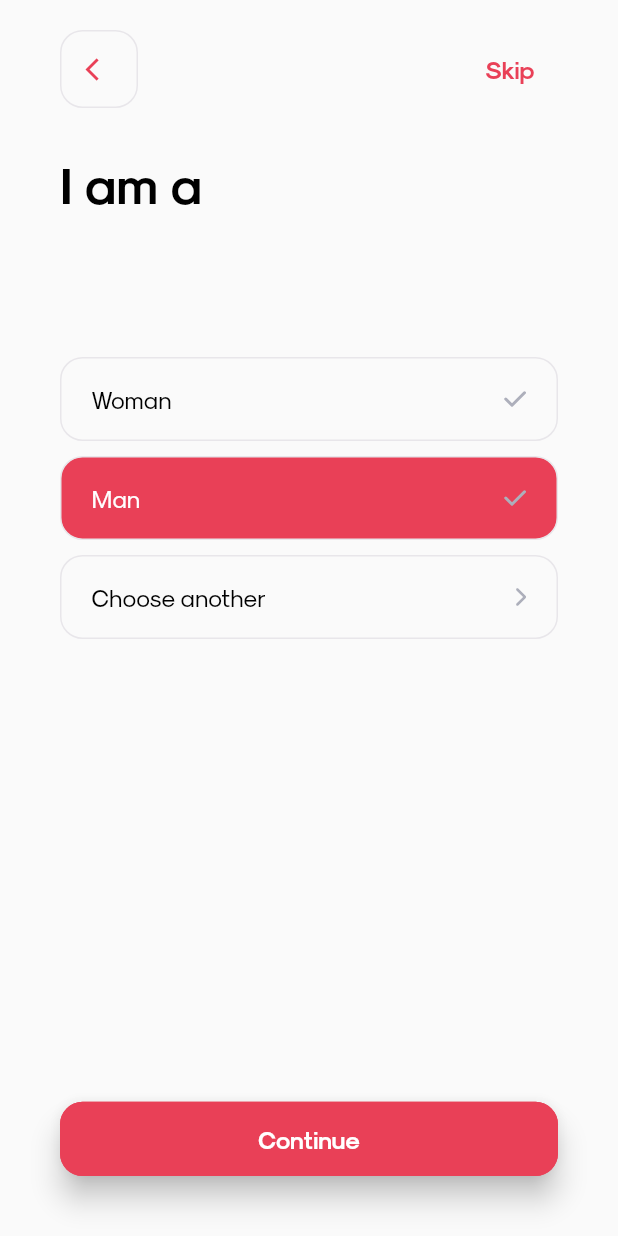
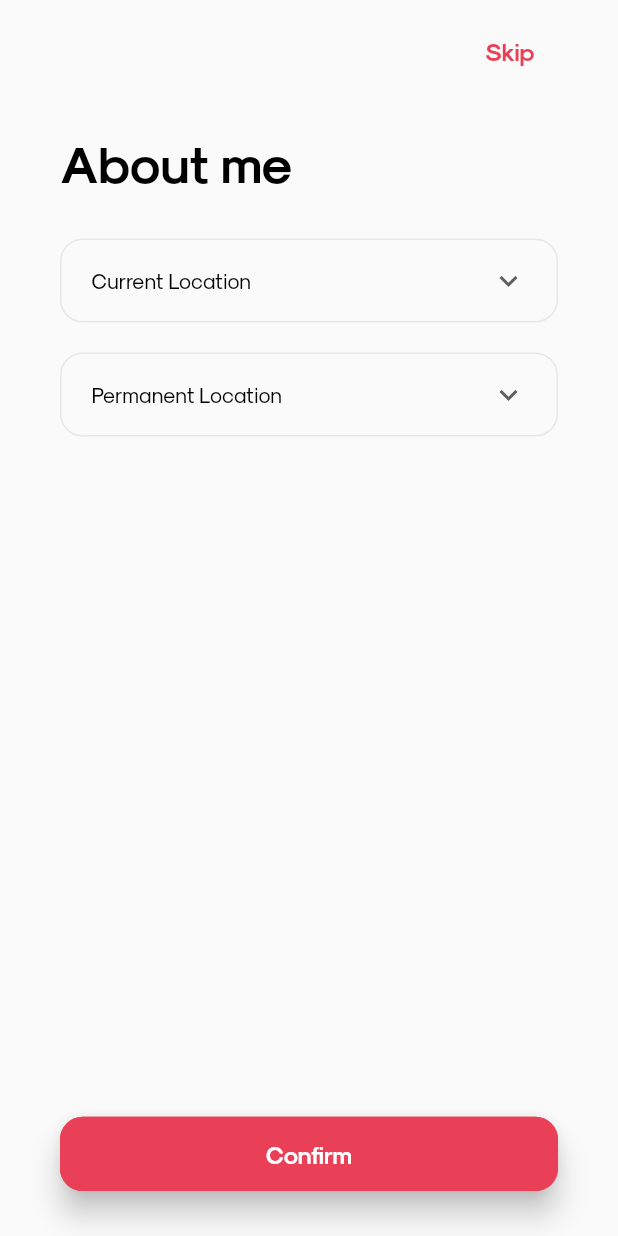
Before and after one commit to pradhumna896/sync_project, a Flutter app: the ProfileDetailsScreen screen opened directly, after a tap on "Confirm", on a phone screen of 412 x 824 dp. Run offline on Flutter 3.47's test engine with Material 2 defaults, Android fonts, the phone set to English and light mode, and no system bars; our stand-ins replace flutter_otp_text_field, flutter_svg, gap, get, grouped_list, image_picker and 2 more; missing offline and left inert: expandable_slider, photo_card_swiper, swipeable_card_stack.

Commit message:
Final Commit

```diff
--- a/lib/model/gender_modal.dart
+++ b/lib/model/gender_modal.dart
@@ -6,7 +6,7 @@ class GenderModal{
  static List<GenderModal> genderModalList = [
     GenderModal(title:"Woman", image: 'assets/svg/checkIcon.svg'),
     GenderModal(title:"Man", image: 'assets/svg/checkIcon.svg'),
-    GenderModal(title:"Choose another", image: 'assets/svg/rightarrow.svg')
+
   ];
 
 }
--- /dev/null
+++ b/lib/screens/about_me_screen.dart
@@ -0,0 +1,159 @@
+import 'package:flutter/cupertino.dart';
+import 'package:flutter/material.dart';
+import 'package:gap/gap.dart';
+import 'package:syncdating/components/custom_button.dart';
+import 'package:syncdating/components/custom_skip_button.dart';
+import 'package:syncdating/components/custom_text.dart';
+import 'package:syncdating/helper/constants.dart';
+import 'package:syncdating/screens/i_am_screen.dart';
+
+const List<String> list = ["Current Location","Job", "Study"];
+const List<String> list1 = ["Permanent Location","zone-I", "zone-II"];
+
+class AboutMeScreen extends StatefulWidget {
+  const AboutMeScreen({Key? key}) : super(key: key);
+
+  @override
+  State<AboutMeScreen> createState() => _AboutMeScreenState();
+}
+
+class _AboutMeScreenState extends State<AboutMeScreen> {
+  String dropdownValue = list.first;
+  String dropdownValue1 = list1.first;
+
+  @override
+  Widget build(BuildContext context) {
+    return Scaffold(
+      body: SafeArea(
+          child: Padding(
+        padding: const EdgeInsets.symmetric(horizontal: 40, vertical: 10),
+        child: Column(
+          crossAxisAlignment: CrossAxisAlignment.start,
+          children: [
+            Row(
+              mainAxisAlignment: MainAxisAlignment.end,
+              children: [
+                CustomSkipButton(onclick: () {
+                  Navigator.push(context,
+                      MaterialPageRoute(builder: (ctx) => IAmScreen()));
+                })
+              ],
+            ),
+            Gap(30),
+            CustomText(
+                title: "About me",
+                fontWeight: FontWeight.w700,
+                color: kBlackColor,
+                fontSize: 34),
+            // DropdownButton<String>(
+            //     value: dropdownValue,
+            //     items: chooseLocation.map<DropdownMenuItem<String>>((String value){
+            //       print(value);
+            //       return DropdownMenuItem<String>(
+            //           value:value,
+            //           child: Text(value)
+            //       );}).toList(),
+            //     onChanged: (String? Value){}
+            // )
+            Gap(30),
+            Container(
+              padding: EdgeInsets.symmetric(horizontal: 20),
+              height: 56,
+              width: double.maxFinite,
+              decoration: BoxDecoration(
+                  border: Border.all(color: kgreyColor),
+                  borderRadius: BorderRadius.circular(15)),
+              child: Row(
+                children: [
+                  Expanded(
+                    child: DropdownButtonHideUnderline(
+                      child: DropdownButton<String>(
+                        value: dropdownValue,
+                        icon: const Icon(Icons.keyboard_arrow_down),
+                        elevation: 16,
+                        style: const TextStyle(color: Colors.deepPurple),
+                        underline: Container(
+                          height: 2,
+                          color: Colors.deepPurpleAccent,
+                        ),
+                        onChanged: (String? value) {
+                          // This is called when the user selects an item.
+                          setState(() {
+                            dropdownValue = value!;
+                          });
+                        },
+                        items:
+                            list.map<DropdownMenuItem<String>>((String value) {
+                          return DropdownMenuItem<String>(
+                            value: value,
+                            child: CustomText(
+                              title: value,
+                              color: kBlackColor,
+                              fontSize: 14,
+                              fontWeight: FontWeight.w400,
+                            ),
+                          );
+                        }).toList(),
+                      ),
+                    ),
+                  ),
+                ],
+              ),
+            ),
+            Gap(20),
+            Container(
+              padding: EdgeInsets.symmetric(horizontal: 20),
+              height: 56,
+              width: double.maxFinite,
+              decoration: BoxDecoration(
+                  border: Border.all(color: kgreyColor),
+                  borderRadius: BorderRadius.circular(15)),
+              child: Row(
+                children: [
+                  Expanded(
+                    child: DropdownButtonHideUnderline(
+                      child: DropdownButton<String>(
+                        value: dropdownValue1,
+                        icon: const Icon(Icons.keyboard_arrow_down),
+                        elevation: 16,
+                        style: const TextStyle(color: Colors.deepPurple),
+                        underline: Container(
+                          height: 2,
+                          color: Colors.deepPurpleAccent,
+                        ),
+                        onChanged: (String? value) {
+                          // This is called when the user selects an item.
+                          setState(() {
+                            dropdownValue1 = value!;
+                          });
+                        },
+                        items:
+                        list1.map<DropdownMenuItem<String>>((String value) {
+                          return DropdownMenuItem<String>(
+                            value: value,
+                            child: CustomText(
+                              title: value,
+                              color: kBlackColor,
+                              fontSize: 14,
+                              fontWeight: FontWeight.w400,
+                            ),
+                          );
+                        }).toList(),
+                      ),
+                    ),
+                  ),
+                ],
+              ),
+            ),
+            Spacer(),
+
+            CustomButton(title:"Confirm",onclick: (){
+              Navigator.push(context, MaterialPageRoute(builder: (builder)=>IAmScreen()));
+            },),
+            Gap(20)
+          ],
+        ),
+      )),
+    );
+  }
+}
--- a/lib/screens/friends_screen.dart
+++ b/lib/screens/friends_screen.dart
@@ -45,6 +45,8 @@ class FriendsScreen extends StatelessWidget {
                   color: kBlackColor,
                   fontSize: 14),
               Spacer(),
+              CustomButton(title: " Invite friends and Share", onclick: (){}),
+              Gap(20),
 
               CustomButton(title: "Access to a contact list", onclick: () {
                 Navigator.push(context,
--- a/lib/screens/profile_details_screen.dart
+++ b/lib/screens/profile_details_screen.dart
@@ -15,6 +15,7 @@ import 'package:syncdating/components/custom_button.dart';
 import 'package:syncdating/components/custom_text.dart';
 import 'package:syncdating/helper/constants.dart';
 import 'package:syncdating/provider/app_controller.dart';
+import 'package:syncdating/screens/about_me_screen.dart';
 import 'package:syncdating/screens/i_am_screen.dart';
 import 'package:table_calendar/table_calendar.dart';
 
@@ -238,7 +239,7 @@ class _ProfileDetailsScreenState extends State<ProfileDetailsScreen> {
                   title: "Confirm",
                   onclick: () {
                     Navigator.push(context,
-                        MaterialPageRoute(builder: (context) => IAmScreen()));
+                        MaterialPageRoute(builder: (context) => AboutMeScreen()));
                   })
             ],
           ),
--- a/lib/widget/tinder_card.dart
+++ b/lib/widget/tinder_card.dart
@@ -197,8 +197,8 @@ class _TinderCardState extends State<TinderCard> {
       child: Transform.rotate(
         angle: angle,
         child: Container(
-            height: 42,
-            width: 42,
+            height: 60,
+            width: 60,
             decoration: BoxDecoration(
               shape: BoxShape.circle,
               color: Colors.white,
```
Also changed, not shown: lib/screens/i_am_screen.dart (+60 -1 lines).
